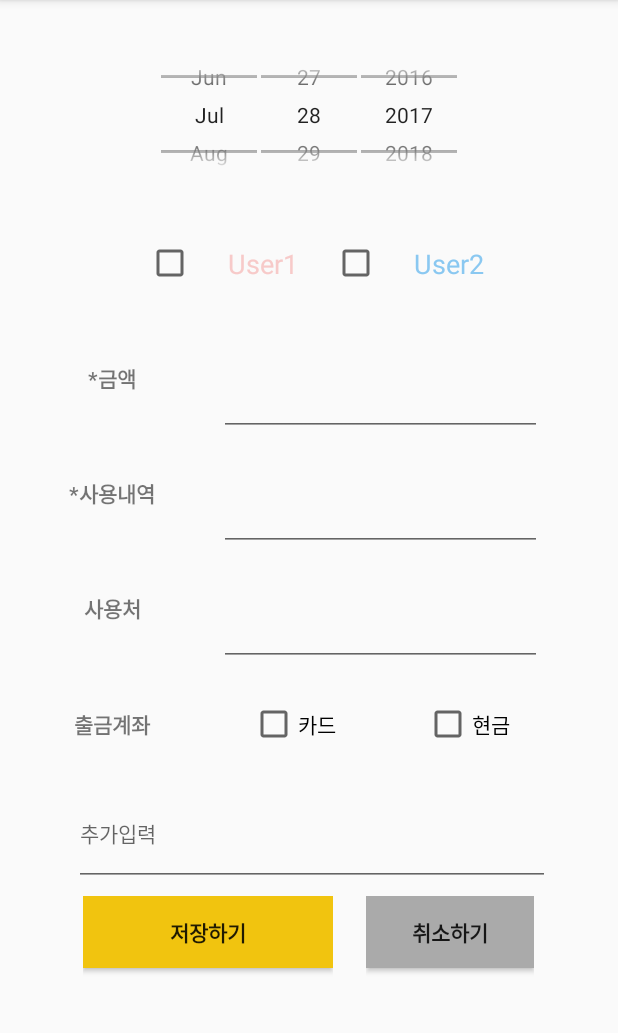
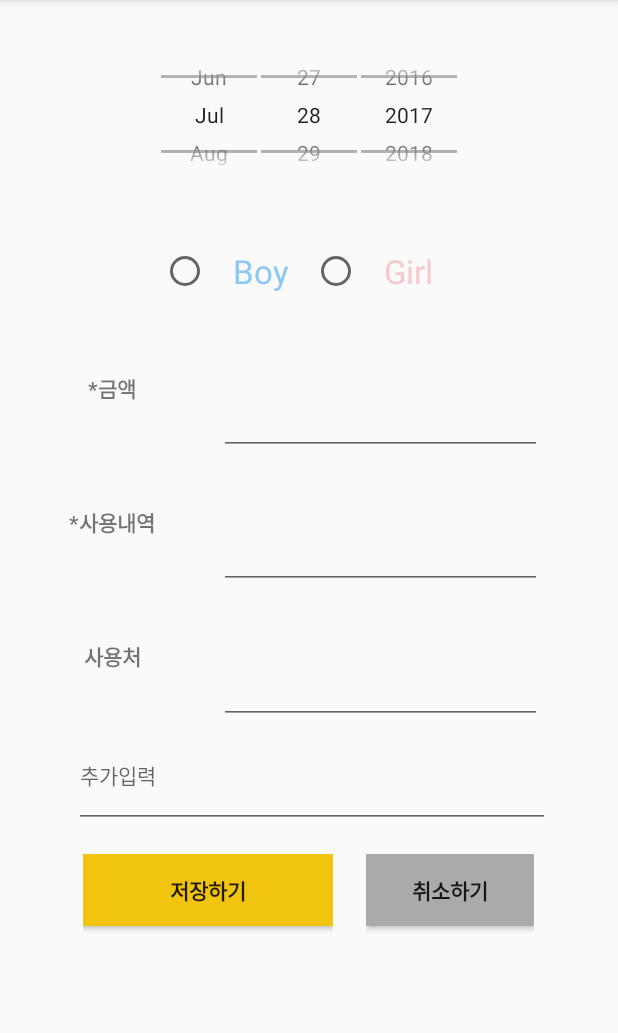
Before and after one commit to hyunlim-kim/GGCS2, an Android app: the ExpenseSecond screen opened directly, with no data from a screen before it, on a phone screen of 412 x 824 dp, the part 84-1117 px from its top. Run offline under Robolectric (Android 15) with nearby library versions, the phone set to English and light mode, and no system bars.

```diff
--- a/app/build.gradle
+++ b/app/build.gradle
@@ -10,6 +10,8 @@ android {
         targetSdkVersion 23
         versionCode 1
         versionName "1.0"
+        testInstrumentationRunner "android.support.test.runner.AndroidJUnitRunner"
+
     }
     buildTypes {
         release {
@@ -35,4 +37,16 @@ dependencies {
     compile 'com.android.support:appcompat-v7:25.+'
     compile 'org.springframework.android:spring-android-rest-template:2.0.0.M3'
     compile 'com.google.code.gson:gson:2.2.4'
+    compile 'com.android.support:appcompat-v7:25.3.1'
+    compile 'com.android.support.constraint:constraint-layout:1.0.0-alpha7'
+    compile 'com.android.volley:volley:1.0.0'
+    compile 'com.android.support:design:25.3.1'
+    compile 'com.android.support:support-v4:25.3.1'
+    compile 'devlight.io:navigationtabbar:1.2.5'
+    compile 'com.tsengvn:Typekit:1.0.0'
+    compile 'com.android.support:percent:25.3.1'
+    compile 'com.android.support:cardview-v7:25.3.1'
+    compile 'com.android.support:gridlayout-v7:25.3.1'
+    compile 'com.aurelhubert:ahbottomnavigation:2.0.6'
+    testCompile 'junit:junit:4.12'
 }
--- a/app/src/main/AndroidManifest.xml
+++ b/app/src/main/AndroidManifest.xml
@@ -7,7 +7,7 @@
     <application
         android:allowBackup="true"
         android:icon="@mipmap/ggcs2_ic_launcher"
-        android:label="티끌모아"
+        android:label="@string/app_name"
         android:supportsRtl="true"
         android:theme="@style/AppTheme">
 
--- a/app/src/main/java/org/androidtown/calendar/month/WelcomeActivity.java
+++ b/app/src/main/java/org/androidtown/calendar/month/WelcomeActivity.java
@@ -120,7 +120,7 @@ public class WelcomeActivity extends AppCompatActivity {
     }
 
     private void launchHomeScreen() {
-        //prefManager.setFirstTimeLaunch(false);
+        prefManager.setFirstTimeLaunch(false);
         startActivity(new Intent(WelcomeActivity.this, LoginActivity.class));
         finish();
     }
@@ -135,11 +135,11 @@ public class WelcomeActivity extends AppCompatActivity {
             // changing the next button text 'NEXT' / 'GOT IT'
             if (position == layouts.length - 1) {
                 // last page. make button text to GOT IT
-                btnNext.setText("Start");
+                btnNext.setText(getString(R.string.start));
                 btnSkip.setVisibility(View.GONE);
             } else {
                 // still pages are left
-                btnNext.setText("Next");
+                btnNext.setText(getString(R.string.next));
                 btnSkip.setVisibility(View.VISIBLE);
             }
         }
--- a/app/src/main/res/layout/activity_expense_second.xml
+++ b/app/src/main/res/layout/activity_expense_second.xml
@@ -32,14 +32,7 @@
                 android:layout_height="wrap_content" />
         </LinearLayout>
 
-    </LinearLayout><![CDATA[
-
-
-
-
-
-    ]]>
-
+    </LinearLayout>
     <LinearLayout
         android:layout_width="match_parent"
         android:layout_height="0dp"
@@ -55,97 +48,56 @@
         <LinearLayout
             android:layout_width="0dp"
             android:layout_height="match_parent"
-            android:layout_weight="0.3"
-            android:orientation="vertical"></LinearLayout>
+            android:layout_weight="1"
+            android:orientation="horizontal"></LinearLayout>
 
-        <LinearLayout
+        <RadioGroup
+            android:id="@+id/addRadio1"
             android:layout_width="0dp"
-            android:layout_height="match_parent"
-            android:layout_weight="1.5"
-            android:orientation="vertical">
+            android:layout_height="wrap_content"
+            android:layout_gravity="center"
+            android:layout_marginTop="5dp"
+            android:layout_weight="3"
+            android:gravity="center"
+            android:orientation="horizontal"
+            android:paddingLeft="25dp"
+            android:paddingRight="25dp">
 
-        </LinearLayout>
+            <RadioButton
+                android:id="@+id/men"
+                android:layout_width="wrap_content"
+                android:layout_height="wrap_content"
+                android:layout_gravity="center"
+                android:layout_weight="1"
+                android:gravity="center"
+                android:text="Boy"
+                android:textColor="@color/colorPrimary"
+                android:textSize="22dp" />
+
+            <RadioButton
+                android:id="@+id/Women"
+                android:layout_width="wrap_content"
+                android:layout_height="wrap_content"
+                android:layout_gravity="center"
+                android:layout_weight="1"
+                android:gravity="center"
+                android:text="Girl"
+                android:textColor="@color/colorPrimaryDark"
+                android:textSize="22dp" />
+        </RadioGroup>
 
         <LinearLayout
             android:layout_width="0dp"
             android:layout_height="match_parent"
             android:layout_weight="1"
-            android:gravity="center"
-            android:orientation="vertical">
+            android:orientation="horizontal"></LinearLayout>
 
-            <CheckBox
-                android:id="@+id/checkBox3"
-                android:layout_width="wrap_content"
-                android:layout_height="wrap_content"
-                android:gravity="right" />
-        </LinearLayout>
-
-        <LinearLayout
-            android:layout_width="0dp"
-            android:layout_height="match_parent"
-            android:layout_weight="1.5"
-            android:orientation="vertical">
-
-            <TextView
-                android:id="@+id/textView3"
-                android:layout_width="match_parent"
-                android:layout_height="match_parent"
-                android:gravity="center"
-                android:text="User1"
-                android:textColor="@color/colorPrimaryDark"
-                android:textSize="18sp" />
-        </LinearLayout>
-
-        <LinearLayout
-            android:layout_width="0dp"
-            android:layout_height="match_parent"
-            android:layout_weight="1"
-            android:gravity="center"
-            android:orientation="vertical">
-
-            <CheckBox
-                android:id="@+id/checkBox4"
-                android:layout_width="wrap_content"
-                android:layout_height="wrap_content"
-                android:gravity="right" />
-        </LinearLayout>
-
-        <LinearLayout
-            android:layout_width="0dp"
-            android:layout_height="match_parent"
-            android:layout_weight="1.5"
-            android:orientation="vertical">
-
-            <TextView
-                android:id="@+id/textView9"
-                android:layout_width="match_parent"
-                android:layout_height="match_parent"
-                android:gravity="center"
-                android:text="User2"
-                android:textColor="@color/colorPrimary"
-                android:textSize="18sp" />
-        </LinearLayout>
-
-        <LinearLayout
-            android:layout_width="0dp"
-            android:layout_height="match_parent"
-            android:layout_weight="1.5"
-            android:orientation="vertical">
-
-        </LinearLayout>
-
-    </LinearLayout><![CDATA[
-
-
-
-
-
-    ]]>
+    </LinearLayout>
 
     <LinearLayout
         android:layout_width="match_parent"
         android:layout_height="0dp"
-        android:layout_weight="4"
+        android:layout_weight="3.5"
         android:orientation="horizontal">
 
 
@@ -198,19 +150,11 @@
                 android:gravity="center"
                 android:text="사용처"
                 android:textSize="14sp"
-                android:textStyle="bold" />
+                android:textStyle="bold" /><![CDATA[
 
 
 
-            <TextView
-                android:id="@+id/textView6"
-                android:layout_width="match_parent"
-                android:layout_height="0dp"
-                android:layout_weight="1"
-                android:gravity="center"
-                android:text="출금계좌"
-                android:textSize="14sp"
-                android:textStyle="bold" />
+            ]]>
         </LinearLayout>
 
         <LinearLayout
@@ -326,85 +270,12 @@
                     android:orientation="vertical"></LinearLayout>
 
             </LinearLayout>
+            <![CDATA[
 
 
 
-            <LinearLayout
-                android:layout_width="match_parent"
-                android:layout_height="0dp"
-                android:layout_weight="1"
-                android:orientation="horizontal">
 
-
-
-                <LinearLayout
-                    android:layout_width="0dp"
-                    android:layout_height="match_parent"
-                    android:layout_weight="0.5"
-                    android:orientation="vertical"></LinearLayout>
-
-
-
-                <LinearLayout
-                    android:layout_width="0dp"
-                    android:layout_height="match_parent"
-                    android:layout_weight="1"
-                    android:orientation="vertical">
-
-
-
-                    <CheckBox
-                        android:id="@+id/checkBox"
-                        android:layout_width="match_parent"
-                        android:layout_height="match_parent"
-                        android:layout_weight="1.2"
-                        android:text="카드" />
-
-
-                </LinearLayout>
-
-
-
-                <LinearLayout
-                    android:layout_width="0dp"
-                    android:layout_height="match_parent"
-                    android:layout_weight="0.6"
-                    android:orientation="vertical"></LinearLayout>
-
-
-
-                <LinearLayout
-                    android:layout_width="0dp"
-                    android:layout_height="match_parent"
-                    android:layout_weight="1"
-                    android:gravity="center"
-                    android:orientation="vertical">
-
-
-
-                    <CheckBox
-                        android:id="@+id/checkBox2"
-                        android:layout_width="match_parent"
-                        android:layout_height="wrap_content"
-                        android:layout_weight="1.2"
-                        android:text="현금" />
-
-                </LinearLayout>
-
-
-
-                <LinearLayout
-                    android:layout_width="0dp"
-                    android:layout_height="match_parent"
-                    android:layout_weight="0.5"
-                    android:orientation="vertical">
-
-
-                </LinearLayout>
-
-            </LinearLayout>
-
-
+        ]]>
         </LinearLayout>
 
 
@@ -470,7 +341,7 @@
         <LinearLayout
             android:layout_width="match_parent"
             android:layout_height="0dp"
-            android:layout_weight="0.2"
+            android:layout_weight="0.5"
             android:orientation="horizontal"></LinearLayout>
 
 
--- a/app/src/main/res/values/strings.xml
+++ b/app/src/main/res/values/strings.xml
@@ -1,3 +1,9 @@
 <resources>
     <string name="app_name">티끌모아</string>
+
+    <string name="next">NEXT</string>
+    <string name="skip">SKIP</string>
+    <string name="start">GOT IT</string>
+    <string name="title_activity_welcome">Home Screen</string>
+
 </resources>
--- a/app/src/main/res/values/styles.xml
+++ b/app/src/main/res/values/styles.xml
@@ -9,15 +9,30 @@
     </style>
 
 
+    <style name="AppTheme.NoActionBar">
+        <item name="windowActionBar">false</item>
+        <item name="windowNoTitle">true</item>
+    </style>
+
     <style name="SplashTheme" parent="Theme.AppCompat.NoActionBar">
         <item name="android:windowBackground">@drawable/loading</item>
         <item name="android:windowFullscreen">true</item>
     </style>
 
-    <style name="AppTheme.NoActionBar">
-        <item name="windowActionBar">false</item>
-        <item name="windowNoTitle">true</item>
+    <style name="AppTheme.AppBarOverlay" parent="ThemeOverlay.AppCompat.Dark.ActionBar" />
+
+    <style name="AppTheme.PopupOverlay" parent="ThemeOverlay.AppCompat.Light" />
+
+    <style name="FullscreenTheme" parent="AppTheme">
+        <item name="android:actionBarStyle">@style/FullscreenActionBarStyle</item>
+        <item name="android:windowActionBarOverlay">true</item>
+        <item name="android:windowBackground">@null</item>
 
     </style>
 
+    <style name="FullscreenActionBarStyle" parent="Widget.AppCompat.ActionBar">
+        <item name="android:background">@color/black_overlay</item>
+    </style>
+
+
 </resources>
```
Also changed, not shown: app/src/main/java/org/androidtown/calendar/month/PrefManager.java (line endings or trailing spaces).
